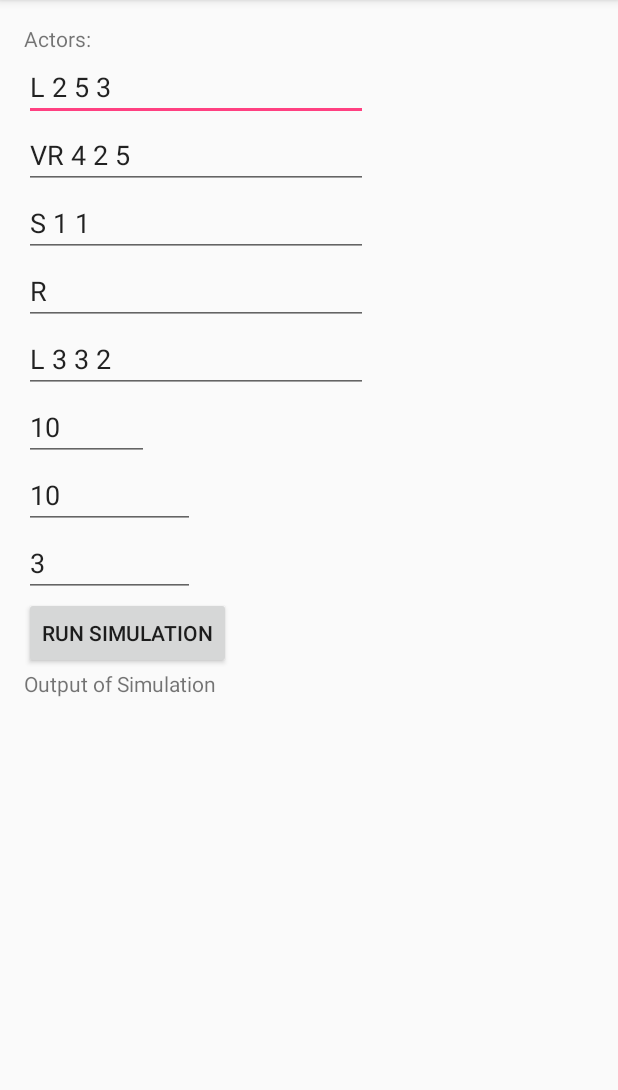
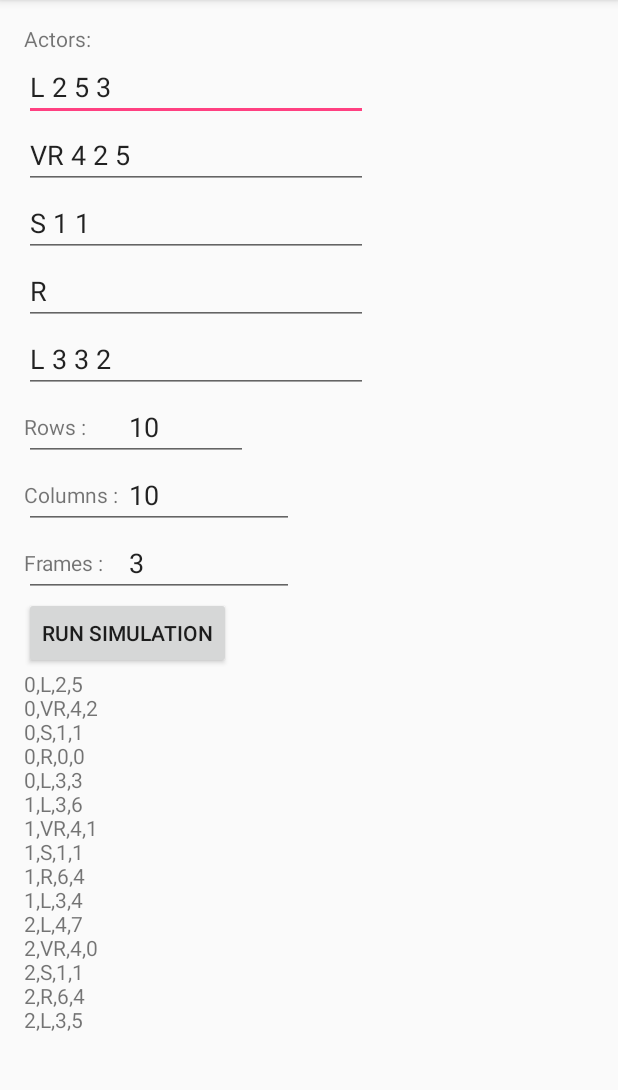
Before and after one commit to SingularityFuture/ActorGrid, an Android app: the screen it shows after launch (MainActivity), after a tap on "RUN SIMULATION", on a phone screen of 412 x 824 dp, the part 84-1174 px from its top. Run offline under Robolectric (Android 15) with nearby library versions, the phone set to English and light mode, and no system bars.

Commit message:
Add simulation outpout to layout
Add simulation output to layout using String builder.  Add TextViews specifying row, column, and frame inputs to layout.

```diff
--- a/app/src/main/java/com/example/michael/touchlab/MainActivity.java
+++ b/app/src/main/java/com/example/michael/touchlab/MainActivity.java
@@ -181,7 +181,14 @@ public class MainActivity extends AppCompatActivity {
                 Toast.makeText(MainActivity.this, "Running Simulation", Toast.LENGTH_SHORT).show(); // Test listener with toast.
                 // Run the simulations with all the inputs and show the results!
                 ArrayList<String> results = new Simulator().runSimulation(parsedActorResults,gridRows,gridColumns,frames);
+                TextView outputText = (TextView) findViewById(R.id.simulationOutput);
 
+                StringBuilder builder = new StringBuilder();
+                for (String s: results) {
+                    builder.append(s);
+                    builder.append("\n");
+                }
+                outputText.setText(builder.toString());
             }
         });
     }
--- a/app/src/main/res/layout/activity_main.xml
+++ b/app/src/main/res/layout/activity_main.xml
@@ -60,6 +60,9 @@
         android:maxLines="1"
         android:imeOptions="actionDone"
         android:text="@string/default_actor5" />
+    <FrameLayout
+        android:layout_width="match_parent"
+        android:layout_height="wrap_content">
         <EditText
             android:id="@id/grid_rows"
             android:layout_width="wrap_content"
@@ -68,7 +71,17 @@
             android:inputType="text"
             android:maxLines="1"
             android:imeOptions="actionDone"
-        android:text="@integer/default_rows" />
+            android:text="@integer/default_rows"
+            android:paddingLeft="70dp"/>
+        <TextView
+            android:layout_width="wrap_content"
+            android:layout_height="wrap_content"
+            android:layout_gravity="center_vertical"
+            android:text="Rows : " />
+    </FrameLayout>
+    <FrameLayout
+        android:layout_width="match_parent"
+        android:layout_height="wrap_content">
         <EditText
             android:id="@id/grid_columns"
             android:layout_width="wrap_content"
@@ -77,7 +90,17 @@
             android:inputType="text"
             android:maxLines="1"
             android:imeOptions="actionDone"
-        android:text="@integer/default_columns" />
+            android:text="@integer/default_columns"
+            android:paddingLeft="70dp"/>
+        <TextView
+            android:layout_width="wrap_content"
+            android:layout_height="wrap_content"
+            android:layout_gravity="center_vertical"
+            android:text="Columns : " />
+    </FrameLayout>
+    <FrameLayout
+        android:layout_width="match_parent"
+        android:layout_height="wrap_content">
         <EditText
             android:id="@id/frames"
             android:layout_width="wrap_content"
@@ -86,14 +109,22 @@
             android:inputType="text"
             android:maxLines="1"
             android:imeOptions="actionDone"
-        android:text="@integer/default_frames" />
+            android:text="@integer/default_frames"
+            android:paddingLeft="70dp" />
+        <TextView
+            android:layout_width="wrap_content"
+            android:layout_height="wrap_content"
+            android:layout_gravity="center_vertical"
+            android:text="Frames : " />
+    </FrameLayout>
     <Button
         android:id="@id/run_simulation"
         android:layout_width="wrap_content"
         android:layout_height="wrap_content"
         android:text="@string/run_simulation" />
     <TextView
-        android:layout_width="wrap_content"
+        android:id="@id/simulationOutput"
+        android:layout_width="match_parent"
         android:layout_height="wrap_content"
         android:text="@string/output_of_simulation" />
 </LinearLayout>
--- a/app/src/main/res/values/ids.xml
+++ b/app/src/main/res/values/ids.xml
@@ -9,4 +9,5 @@
     <item name="grid_columns" type="id">grid_columns</item>
     <item name="grid_rows" type="id">grid_rows</item>
     <item name="frames" type="id">frames</item>
+    <item name="simulationOutput" type="id">simulationOutput</item>
 </resources>
```
Lines whose indentation alone changed are shown as unchanged.
